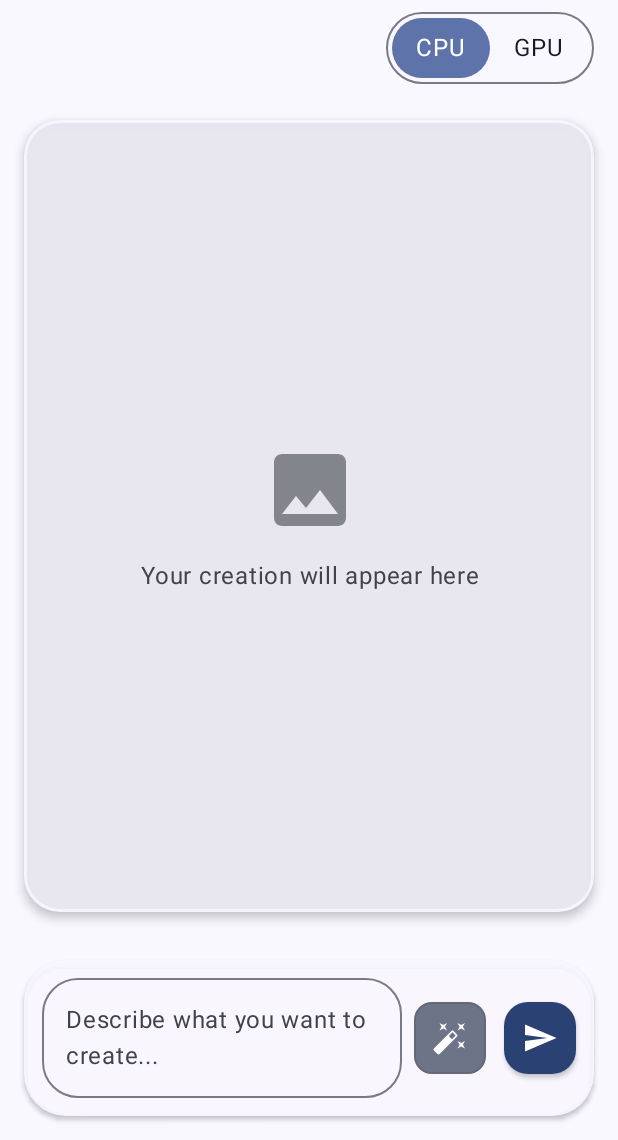
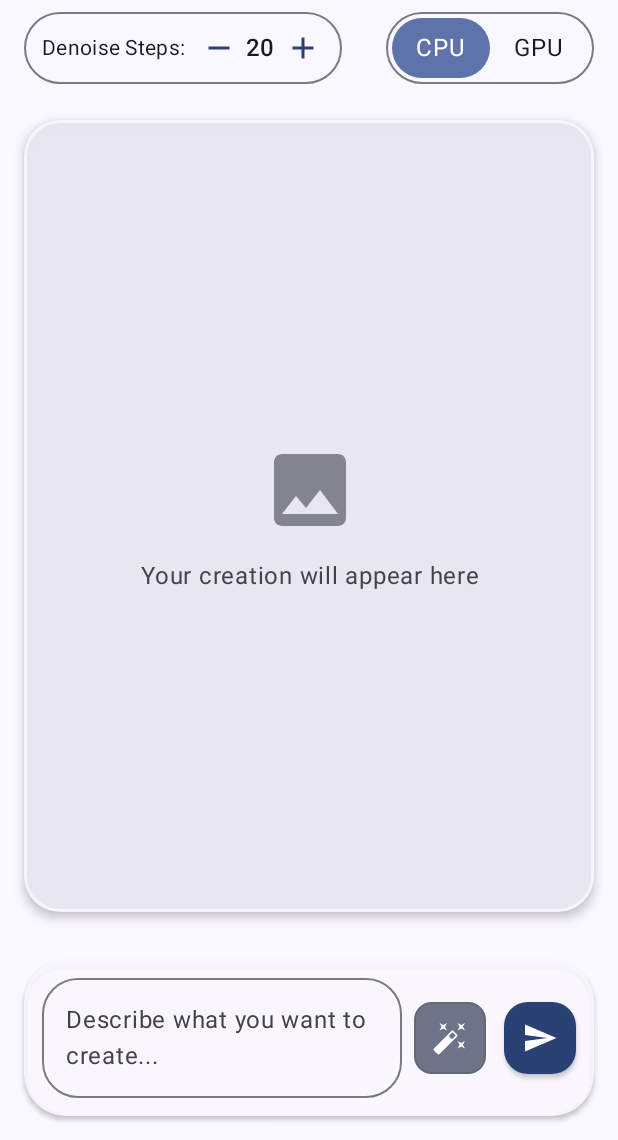
Before and after one commit to zwnkoko/Edge-Diffusion-v1.4, an Android app built with Jetpack Compose: the screen it shows after launch (MainActivity), on a phone screen of 412 x 824 dp, the part 96-1236 px from its top. Run offline under Robolectric (Android 15) with nearby library versions, the phone set to English and light mode, and no system bars.

Commit message:
add denosing loop selector

```diff
--- a/app/src/main/java/com/example/edgediffusionv14/MainActivity.kt
+++ b/app/src/main/java/com/example/edgediffusionv14/MainActivity.kt
@@ -52,7 +52,10 @@ import androidx.compose.material3.FloatingActionButtonDefaults
 import androidx.compose.material3.TextFieldDefaults
 import androidx.compose.foundation.layout.width
 import androidx.compose.material.icons.filled.AutoFixHigh
-import androidx.compose.material.icons.filled.Refresh
+import androidx.compose.material.icons.filled.Add
+import androidx.compose.material.icons.filled.Remove
+import androidx.compose.foundation.layout.fillMaxHeight
+
 
 class MainActivity : ComponentActivity() {
     override fun onCreate(savedInstanceState: Bundle?) {
@@ -103,6 +106,70 @@ fun DiffusionApp() {
                     .padding(horizontal = 16.dp, vertical = 8.dp),
                 horizontalArrangement = Arrangement.End
             ) {
+
+
+                // Add denoise loop selector
+                Card(
+                    shape = RoundedCornerShape(24.dp),
+                    colors = CardDefaults.cardColors(containerColor = surfaceColor),
+                    modifier = Modifier
+                        .border(
+                            width = 1.dp,
+                            color = MaterialTheme.colorScheme.outlineVariant,
+                            shape = RoundedCornerShape(24.dp)
+                        )
+                        .height(48.dp) // Match height with CPU/GPU card
+                ) {
+                    Row(
+                        modifier = Modifier
+                            .fillMaxHeight()
+                            .padding(horizontal = 12.dp),
+                        verticalAlignment = Alignment.CenterVertically
+                    ) {
+                        Text(
+                            text = "Denoise Steps:",
+                            style = MaterialTheme.typography.bodyMedium,
+                            color = MaterialTheme.colorScheme.onSurface
+                        )
+
+                        Spacer(modifier = Modifier.width(8.dp))
+
+                        var denoiseSteps by remember { mutableStateOf(20) }
+
+                        IconButton(
+                            onClick = { if (denoiseSteps > 1) denoiseSteps-- },
+                            modifier = Modifier.size(28.dp)
+                        ) {
+                            Icon(
+                                imageVector = Icons.Default.Remove,
+                                contentDescription = "Decrease steps",
+                                tint = MaterialTheme.colorScheme.primary
+                            )
+                        }
+
+                        Text(
+                            text = denoiseSteps.toString(),
+                            modifier = Modifier.padding(horizontal = 4.dp),
+                            style = MaterialTheme.typography.titleMedium,
+                            color = MaterialTheme.colorScheme.onSurface
+                        )
+
+                        IconButton(
+                            onClick = { if (denoiseSteps < 100) denoiseSteps++ },
+                            modifier = Modifier.size(28.dp)
+                        ) {
+                            Icon(
+                                imageVector = Icons.Default.Add,
+                                contentDescription = "Increase steps",
+                                tint = MaterialTheme.colorScheme.primary
+                            )
+                        }
+                    }
+                }
+
+
+                Spacer(modifier = Modifier.weight(1f)) // Push CPU/GPU toggle to right side
+
                 Card(
                     shape = RoundedCornerShape(24.dp),
                     colors = CardDefaults.cardColors(containerColor = surfaceColor),
```
